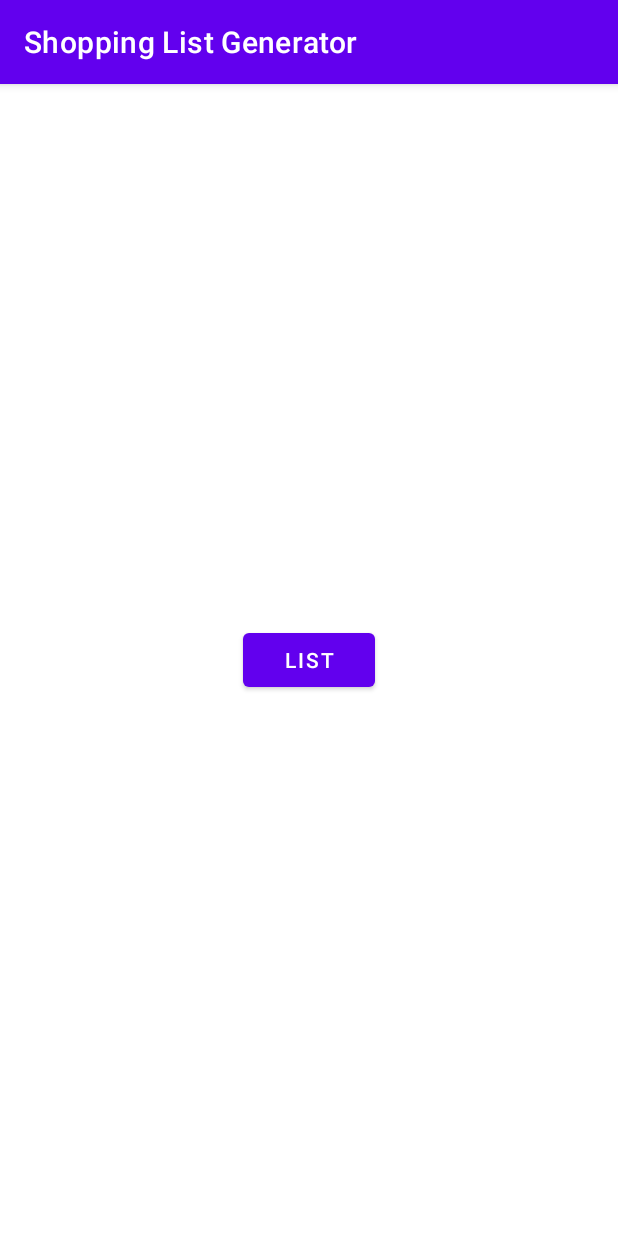
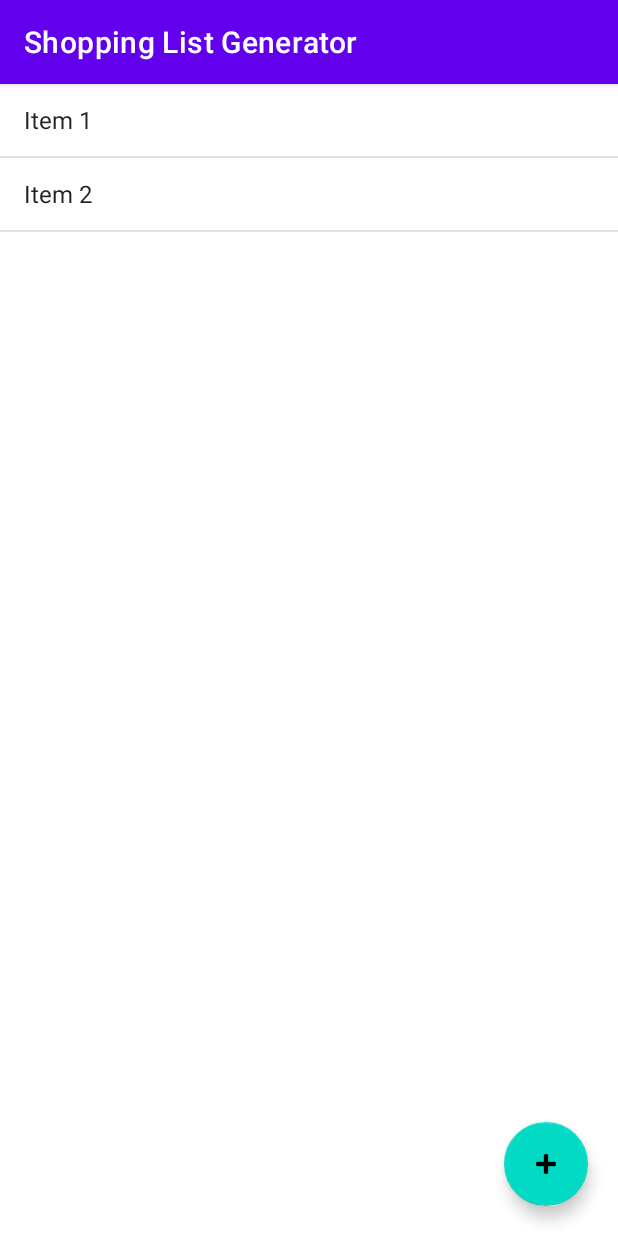
Before and after one commit to ndi1/ShoppingListApp, an Android app: the createListActivity screen opened directly, with no data from a screen before it, on a phone screen of 412 x 824 dp. Run offline under Robolectric (Android 15) with nearby library versions, the phone set to English and light mode, and no system bars.

```diff
--- a/app/src/main/java/com/example/shoppinglistgenerator/createListActivity.java
+++ b/app/src/main/java/com/example/shoppinglistgenerator/createListActivity.java
@@ -3,6 +3,12 @@ package com.example.shoppinglistgenerator;
 import androidx.appcompat.app.AppCompatActivity;
 
 import android.os.Bundle;
+import android.widget.ArrayAdapter;
+import android.widget.ListView;
+
+import java.util.ArrayList;
+import java.util.Arrays;
+import java.util.List;
 
 public class createListActivity extends AppCompatActivity {
 
@@ -10,5 +16,19 @@ public class createListActivity extends AppCompatActivity {
     protected void onCreate(Bundle savedInstanceState) {
         super.onCreate(savedInstanceState);
         setContentView(R.layout.activity_create_list);
+
+        //Testing ListView
+        final ListView shoppingListView = (ListView) findViewById(R.id.shoppingListView);
+        String[] items = new String[]{
+                "Item 1",
+                "Item 2",
+        };
+
+        final List<String> shopping_list = new ArrayList<String>(Arrays.asList(items));
+        final ArrayAdapter<String> arrayAdapter = new ArrayAdapter<String>(this, android.R.layout.simple_list_item_1,shopping_list);
+        shoppingListView.setAdapter(arrayAdapter);
+//Testing ListView
+
+
     }
 }
--- a/app/src/main/res/layout/activity_create_list.xml
+++ b/app/src/main/res/layout/activity_create_list.xml
@@ -6,13 +6,24 @@
     android:layout_height="match_parent"
     tools:context=".createListActivity">
 
-    <Button
-        android:id="@+id/button3"
+    <com.google.android.material.floatingactionbutton.FloatingActionButton
+        android:id="@+id/floatingActionButton2"
         android:layout_width="wrap_content"
         android:layout_height="wrap_content"
-        android:text="list"
+        android:layout_margin="20dp"
+        android:clickable="true"
+        app:layout_constraintBottom_toBottomOf="parent"
+        app:layout_constraintEnd_toEndOf="parent"
+        app:srcCompat="@android:drawable/ic_input_add" />
+
+    <ListView
+        android:id="@+id/shoppingListView"
+        android:layout_width="match_parent"
+        android:layout_height="match_parent"
         app:layout_constraintBottom_toBottomOf="parent"
         app:layout_constraintEnd_toEndOf="parent"
         app:layout_constraintStart_toStartOf="parent"
-        app:layout_constraintTop_toTopOf="parent" />
+        app:layout_constraintTop_toTopOf="parent" >
+
+    </ListView>
 </androidx.constraintlayout.widget.ConstraintLayout>
```
